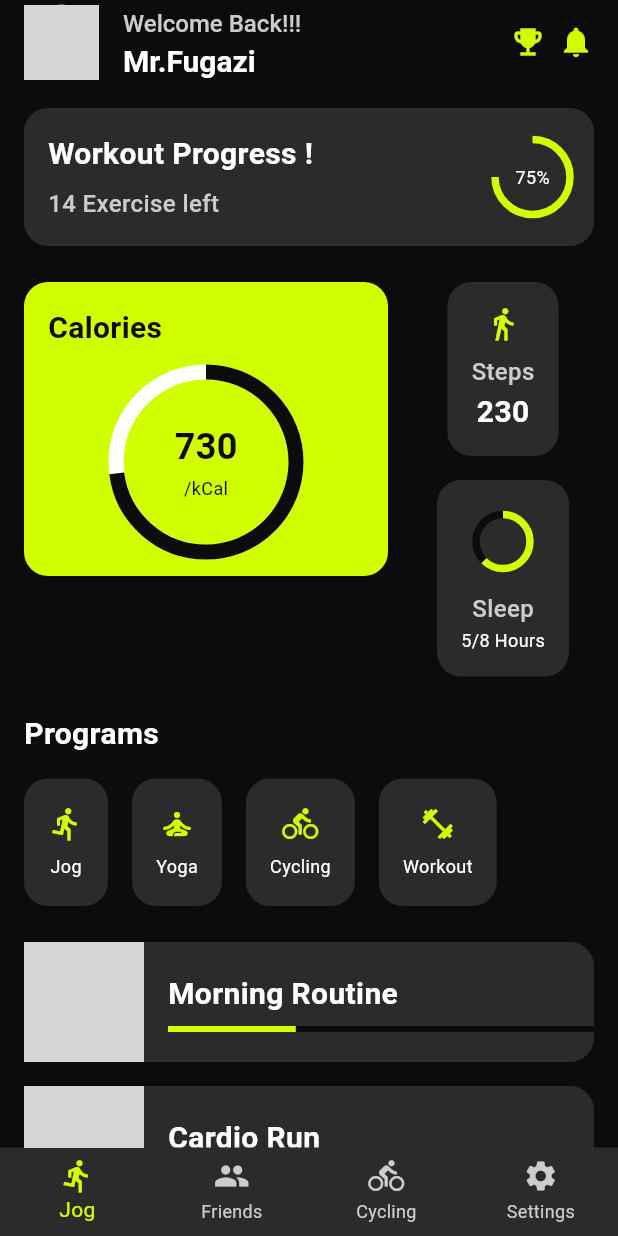
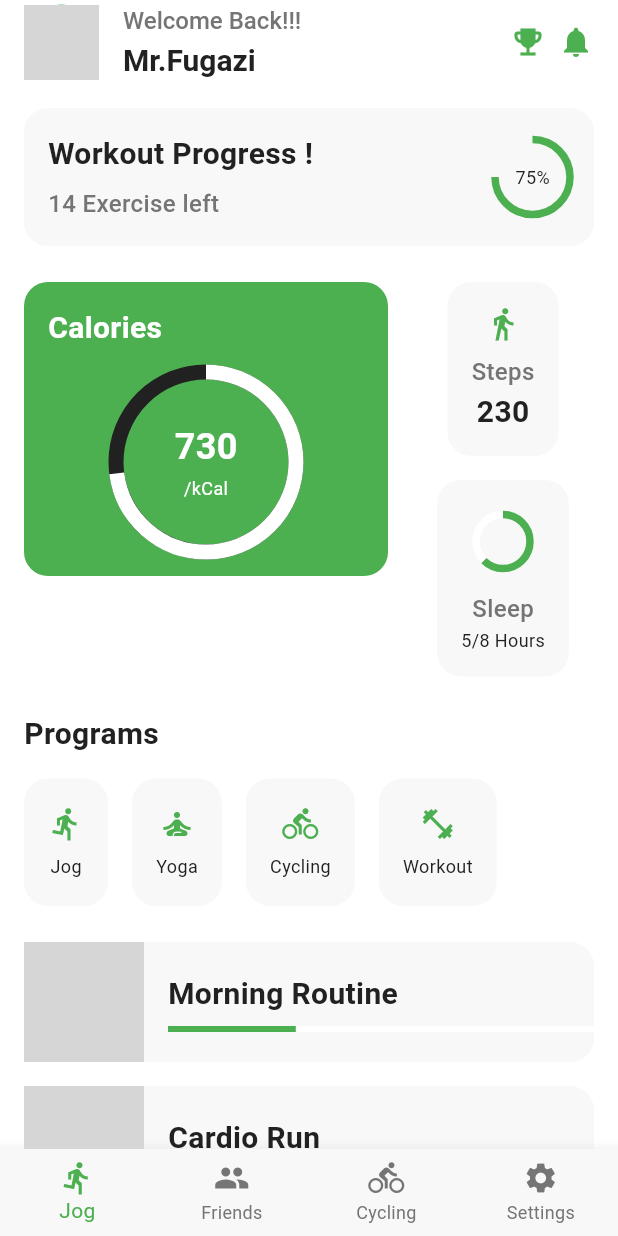
Before and after one commit to 911samuel/calorie_tracker_app, a Flutter app: the screen it shows after launch, on a phone screen of 412 x 824 dp. Run offline on Flutter 3.47's test engine with Material 3 defaults, Android fonts, the phone set to English and light mode, and no system bars; our stand-ins replace flutter_riverpod, sqflite; accounts and stored records are empty; network calls fail; grey boxes are pictures that could not be loaded.

Commit message:
ch(setup):  project setup - ensure that folder uses standard clean architecture - isetting up colors and theme according to the app

```diff
--- a/lib/core/theme/app_colors.dart
+++ b/lib/core/theme/app_colors.dart
@@ -2,40 +2,23 @@ import 'package:flutter/material.dart';
 
 class AppColors {
   // Primary Colors
-  static const Color primaryNeon = Color(0xFFD2FF00);
-  static const Color darkBackground = Color(0xFF0C0C0C);
-  static const Color cardGray = Color(0xFF2B2B2B);
-  static const Color accentGreen = Color(0xFFC0FF00);
+  static const Color primaryGreen = Color(0xFF4CAF50);
+  static const Color accentGreen = Color(0xFF81C784);
 
-  // Text Colors
-  static const Color textWhite = Color(0xFFFFFFFF);
-  static const Color textLightGray = Color(0xFFCCCCCC);
+  // Backgrounds
+  static const Color background = Color(0xFFFFFFFF);
+  static const Color cardBackground = Color(0xFFF8F8F8);
 
-  // Semantic Colors
-  static const Color success = Color(0xFF4CAF50);
-  static const Color warning = Color(0xFFFF9800);
+  // Text
+  static const Color textPrimary = Color(0xFF212121);
+  static const Color textSecondary = Color(0xFF757575);
+
+  // Borders & Dividers
+  static const Color divider = Color(0xFFE0E0E0);
+
+  // Semantic
   static const Color error = Color(0xFFF44336);
-  static const Color info = Color(0xFF2196F3);
 
-  // Gradient Colors
-  static const LinearGradient primaryGradient = LinearGradient(
-    colors: [primaryNeon, accentGreen],
-    begin: Alignment.topLeft,
-    end: Alignment.bottomRight,
-  );
-
-  static const LinearGradient darkGradient = LinearGradient(
-    colors: [darkBackground, Color(0xFF1A1A1A)],
-    begin: Alignment.topCenter,
-    end: Alignment.bottomCenter,
-  );
-
-  // Shadow Colors
-  static Color primaryShadow = primaryNeon.withValues(alpha: 0.3);
-  static Color accentShadow = accentGreen.withValues(alpha: 0.3);
-  static Color cardShadow = Colors.black.withValues(alpha: 0.2);
-
-  // Disabled Colors
-  static const Color disabled = Color(0xFF666666);
-  static const Color disabledLight = Color(0xFF999999);
+  // Shadow
+  static const Color cardShadow = Colors.black12;
 }
--- a/lib/core/theme/app_text_styles.dart
+++ b/lib/core/theme/app_text_styles.dart
@@ -2,125 +2,127 @@ import 'package:flutter/material.dart';
 import 'app_colors.dart';
 
 class AppTextStyles {
-  // Heading Styles
+  // Headings
   static const TextStyle h1 = TextStyle(
     fontSize: 32,
     fontWeight: FontWeight.bold,
-    color: AppColors.textWhite,
+    color: AppColors.textPrimary,
     height: 1.2,
   );
 
   static const TextStyle h2 = TextStyle(
     fontSize: 28,
     fontWeight: FontWeight.bold,
-    color: AppColors.textWhite,
+    color: AppColors.textPrimary,
     height: 1.3,
   );
 
   static const TextStyle h3 = TextStyle(
     fontSize: 24,
     fontWeight: FontWeight.w600,
-    color: AppColors.textWhite,
+    color: AppColors.textPrimary,
     height: 1.3,
   );
 
   static const TextStyle h4 = TextStyle(
     fontSize: 20,
     fontWeight: FontWeight.w600,
-    color: AppColors.textWhite,
+    color: AppColors.textPrimary,
     height: 1.4,
   );
 
-  // Body Text Styles
+  // Body
   static const TextStyle bodyLarge = TextStyle(
     fontSize: 16,
     fontWeight: FontWeight.normal,
-    color: AppColors.textWhite,
+    color: AppColors.textPrimary,
     height: 1.5,
   );
 
   static const TextStyle bodyMedium = TextStyle(
     fontSize: 14,
     fontWeight: FontWeight.normal,
-    color: AppColors.textWhite,
+    color: AppColors.textPrimary,
     height: 1.5,
   );
 
   static const TextStyle bodySmall = TextStyle(
     fontSize: 12,
     fontWeight: FontWeight.normal,
-    color: AppColors.textWhite,
+    color: AppColors.textPrimary,
     height: 1.4,
   );
 
-  // Special Text Styles
+  // Special
   static const TextStyle subtitle = TextStyle(
     fontSize: 16,
     fontWeight: FontWeight.w500,
-    color: AppColors.textLightGray,
+    color: AppColors.textSecondary,
     height: 1.5,
   );
 
   static const TextStyle caption = TextStyle(
     fontSize: 12,
     fontWeight: FontWeight.normal,
-    color: AppColors.textLightGray,
+    color: AppColors.textSecondary,
     height: 1.4,
   );
 
   static const TextStyle button = TextStyle(
     fontSize: 16,
     fontWeight: FontWeight.w600,
+    color: AppColors.textPrimary,
     height: 1.2,
   );
 
   static const TextStyle buttonLarge = TextStyle(
     fontSize: 18,
     fontWeight: FontWeight.bold,
+    color: AppColors.textPrimary,
     height: 1.2,
   );
 
-  // Onboarding Specific Styles
+  // Onboarding
   static const TextStyle onboardingTitle = TextStyle(
     fontSize: 32,
     fontWeight: FontWeight.w300,
-    color: AppColors.textWhite,
+    color: AppColors.textPrimary,
     height: 1.2,
   );
 
   static const TextStyle onboardingTitleBold = TextStyle(
     fontSize: 32,
     fontWeight: FontWeight.bold,
-    color: AppColors.primaryNeon,
+    color: AppColors.primaryGreen,
     height: 1.2,
   );
 
   static const TextStyle onboardingDescription = TextStyle(
     fontSize: 16,
     fontWeight: FontWeight.normal,
-    color: AppColors.textLightGray,
+    color: AppColors.textSecondary,
     height: 1.5,
   );
 
   static const TextStyle onboardingFeature = TextStyle(
     fontSize: 16,
     fontWeight: FontWeight.normal,
-    color: AppColors.textWhite,
+    color: AppColors.textPrimary,
     height: 1.4,
   );
 
-  // Brand Text Style
+  // Brand
   static const TextStyle brand = TextStyle(
     fontSize: 16,
     fontWeight: FontWeight.bold,
-    color: AppColors.primaryNeon,
+    color: AppColors.primaryGreen,
     letterSpacing: 0.5,
   );
 
-  // Navigation Text Style
+  // Navigation
   static const TextStyle navigation = TextStyle(
     fontSize: 16,
     fontWeight: FontWeight.w500,
-    color: AppColors.textLightGray,
+    color: AppColors.textSecondary,
   );
 }
--- a/lib/core/theme/app_theme.dart
+++ b/lib/core/theme/app_theme.dart
@@ -1,80 +1,78 @@
+import 'package:calorie_tracker_app/core/theme/app_colors.dart';
 import 'package:flutter/material.dart';
 import 'package:flutter/services.dart';
-import 'app_colors.dart';
-import 'app_text_styles.dart';
 
 class AppTheme {
-  static ThemeData get darkTheme {
+  static ThemeData get lightTheme {
     return ThemeData(
-      brightness: Brightness.dark,
-      primarySwatch: _createMaterialColor(AppColors.primaryNeon),
-      primaryColor: AppColors.primaryNeon,
-      scaffoldBackgroundColor: AppColors.darkBackground,
-      canvasColor: AppColors.darkBackground,
-      cardColor: AppColors.cardGray,
+      brightness: Brightness.light,
+      primarySwatch: Colors.green,
+      primaryColor: AppColors.primaryGreen,
+      scaffoldBackgroundColor: AppColors.background,
+      cardColor: AppColors.cardBackground,
+      canvasColor: AppColors.background,
 
-      // Color Scheme
-      colorScheme: const ColorScheme.dark(
-        primary: AppColors.primaryNeon,
+      colorScheme: const ColorScheme.light(
+        primary: AppColors.primaryGreen,
         secondary: AppColors.accentGreen,
-        surface: AppColors.cardGray,
+        surface: AppColors.cardBackground,
         error: AppColors.error,
-        onPrimary: AppColors.darkBackground,
-        onSecondary: AppColors.darkBackground,
-        onSurface: AppColors.textWhite,
-        onSurfaceVariant: AppColors.textWhite,
-        onError: AppColors.textWhite,
+        onPrimary: Colors.white,
+        onSecondary: Colors.white,
+        onSurface: AppColors.textPrimary,
+        onError: Colors.white,
       ),
 
-      // App Bar Theme
       appBarTheme: const AppBarTheme(
-        backgroundColor: AppColors.darkBackground,
-        foregroundColor: AppColors.textWhite,
+        backgroundColor: AppColors.background,
+        foregroundColor: AppColors.textPrimary,
         elevation: 0,
         centerTitle: true,
-        titleTextStyle: AppTextStyles.h3,
-        systemOverlayStyle: SystemUiOverlayStyle.light,
+        systemOverlayStyle: SystemUiOverlayStyle.dark,
       ),
 
-      // Text Theme
       textTheme: const TextTheme(
-        displayLarge: AppTextStyles.h1,
-        displayMedium: AppTextStyles.h2,
-        displaySmall: AppTextStyles.h3,
-        headlineLarge: AppTextStyles.h1,
-        headlineMedium: AppTextStyles.h2,
-        headlineSmall: AppTextStyles.h3,
-        titleLarge: AppTextStyles.h4,
-        titleMedium: AppTextStyles.bodyLarge,
-        titleSmall: AppTextStyles.bodyMedium,
-        bodyLarge: AppTextStyles.bodyLarge,
-        bodyMedium: AppTextStyles.bodyMedium,
-        bodySmall: AppTextStyles.bodySmall,
-        labelLarge: AppTextStyles.button,
-        labelMedium: AppTextStyles.bodyMedium,
-        labelSmall: AppTextStyles.caption,
+        displayLarge: TextStyle(
+          fontSize: 32,
+          fontWeight: FontWeight.bold,
+          color: AppColors.textPrimary,
+        ),
+        displayMedium: TextStyle(
+          fontSize: 28,
+          fontWeight: FontWeight.bold,
+          color: AppColors.textPrimary,
+        ),
+        displaySmall: TextStyle(
+          fontSize: 24,
+          fontWeight: FontWeight.w600,
+          color: AppColors.textPrimary,
+        ),
+        bodyLarge: TextStyle(fontSize: 16, color: AppColors.textPrimary),
+        bodyMedium: TextStyle(fontSize: 14, color: AppColors.textPrimary),
+        bodySmall: TextStyle(fontSize: 12, color: AppColors.textSecondary),
+        labelLarge: TextStyle(
+          fontSize: 16,
+          fontWeight: FontWeight.w600,
+          color: AppColors.textPrimary,
+        ),
       ),
 
-      // Elevated Button Theme
       elevatedButtonTheme: ElevatedButtonThemeData(
         style: ElevatedButton.styleFrom(
-          backgroundColor: AppColors.primaryNeon,
-          foregroundColor: AppColors.darkBackground,
-          textStyle: AppTextStyles.button,
+          backgroundColor: AppColors.primaryGreen,
+          foregroundColor: Colors.white,
           shape: RoundedRectangleBorder(
             borderRadius: BorderRadius.circular(28),
           ),
+          padding: const EdgeInsets.symmetric(horizontal: 24, vertical: 12),
           elevation: 0,
-          padding: const EdgeInsets.symmetric(horizontal: 24, vertical: 12),
         ),
       ),
 
-      // Outlined Button Theme
       outlinedButtonTheme: OutlinedButtonThemeData(
         style: OutlinedButton.styleFrom(
-          foregroundColor: AppColors.primaryNeon,
-          side: const BorderSide(color: AppColors.primaryNeon, width: 2),
-          textStyle: AppTextStyles.button,
+          foregroundColor: AppColors.primaryGreen,
+          side: const BorderSide(color: AppColors.primaryGreen, width: 2),
           shape: RoundedRectangleBorder(
             borderRadius: BorderRadius.circular(28),
           ),
@@ -82,131 +80,49 @@ class AppTheme {
         ),
       ),
 
-      // Text Button Theme
-      textButtonTheme: TextButtonThemeData(
-        style: TextButton.styleFrom(
-          foregroundColor: AppColors.primaryNeon,
-          textStyle: AppTextStyles.button,
-          padding: const EdgeInsets.symmetric(horizontal: 16, vertical: 8),
-        ),
-      ),
-
-      // Input Decoration Theme
       inputDecorationTheme: InputDecorationTheme(
         filled: true,
-        fillColor: AppColors.cardGray,
+        fillColor: AppColors.cardBackground,
         border: OutlineInputBorder(
-          borderRadius: BorderRadius.circular(12),
-          borderSide: BorderSide.none,
-        ),
-        enabledBorder: OutlineInputBorder(
           borderRadius: BorderRadius.circular(12),
           borderSide: BorderSide.none,
         ),
         focusedBorder: OutlineInputBorder(
           borderRadius: BorderRadius.circular(12),
-          borderSide: const BorderSide(color: AppColors.primaryNeon, width: 2),
+          borderSide: const BorderSide(color: AppColors.primaryGreen, width: 2),
         ),
-        errorBorder: OutlineInputBorder(
-          borderRadius: BorderRadius.circular(12),
-          borderSide: const BorderSide(color: AppColors.error, width: 2),
-        ),
-        hintStyle: AppTextStyles.subtitle,
-        labelStyle: AppTextStyles.bodyMedium,
+        hintStyle: const TextStyle(color: AppColors.textSecondary),
+        labelStyle: const TextStyle(color: AppColors.textSecondary),
         contentPadding: const EdgeInsets.all(16),
       ),
 
-      // Card Theme
+      iconTheme: const IconThemeData(color: AppColors.textPrimary, size: 24),
+
+      dividerTheme: const DividerThemeData(
+        color: AppColors.divider,
+        thickness: 1,
+      ),
+
       cardTheme: CardThemeData(
-        color: AppColors.cardGray,
-        elevation: 8,
+        color: AppColors.cardBackground,
+        elevation: 2,
         shadowColor: AppColors.cardShadow,
         shape: RoundedRectangleBorder(borderRadius: BorderRadius.circular(16)),
       ),
 
-      // Icon Theme
-      iconTheme: const IconThemeData(color: AppColors.textWhite, size: 24),
-
-      // Progress Indicator Theme
-      progressIndicatorTheme: const ProgressIndicatorThemeData(
-        color: AppColors.primaryNeon,
-        linearTrackColor: AppColors.cardGray,
-        circularTrackColor: AppColors.cardGray,
+      floatingActionButtonTheme: const FloatingActionButtonThemeData(
+        backgroundColor: AppColors.primaryGreen,
+        foregroundColor: Colors.white,
+        elevation: 4,
       ),
 
-      // Divider Theme
-      dividerTheme: const DividerThemeData(
-        color: AppColors.cardGray,
-        thickness: 1,
-        space: 1,
-      ),
-
-      // Bottom Navigation Bar Theme
       bottomNavigationBarTheme: const BottomNavigationBarThemeData(
-        backgroundColor: AppColors.cardGray,
-        selectedItemColor: AppColors.primaryNeon,
-        unselectedItemColor: AppColors.textLightGray,
+        backgroundColor: AppColors.background,
+        selectedItemColor: AppColors.primaryGreen,
+        unselectedItemColor: AppColors.textSecondary,
         type: BottomNavigationBarType.fixed,
         elevation: 8,
       ),
-
-      // Floating Action Button Theme
-      floatingActionButtonTheme: const FloatingActionButtonThemeData(
-        backgroundColor: AppColors.primaryNeon,
-        foregroundColor: AppColors.darkBackground,
-        elevation: 8,
-      ),
-
-      // Chip Theme
-      chipTheme: ChipThemeData(
-        backgroundColor: AppColors.cardGray,
-        labelStyle: AppTextStyles.bodyMedium,
-        secondaryLabelStyle: AppTextStyles.bodyMedium,
-        padding: const EdgeInsets.symmetric(horizontal: 12, vertical: 8),
-        shape: RoundedRectangleBorder(borderRadius: BorderRadius.circular(20)),
-      ),
-
-      // Dialog Theme
-      dialogTheme: DialogThemeData(
-        backgroundColor: AppColors.cardGray,
-        titleTextStyle: AppTextStyles.h3,
-        contentTextStyle: AppTextStyles.bodyMedium,
-        shape: RoundedRectangleBorder(borderRadius: BorderRadius.circular(16)),
-      ),
-
-      // Snack Bar Theme
-      snackBarTheme: SnackBarThemeData(
-        backgroundColor: AppColors.cardGray,
-        contentTextStyle: AppTextStyles.bodyMedium,
-        actionTextColor: AppColors.primaryNeon,
-        shape: RoundedRectangleBorder(borderRadius: BorderRadius.circular(8)),
-      ),
     );
   }
-
-  // Helper method to create MaterialColor from Color
-  static MaterialColor _createMaterialColor(Color color) {
-    List strengths = <double>[.05];
-    Map<int, Color> swatch = {};
-    final int r = (color.r * 255.0).round() & 0xff;
-    final int g = (color.g * 255.0).round() & 0xff;
-    final int b = (color.b * 255.0).round() & 0xff;
-
-
-    for (int i = 1; i < 10; i++) {
-      strengths.add(0.1 * i);
-    }
-
-    for (double strength in strengths) {
-      final double ds = 0.5 - strength;
-      swatch[(strength * 1000).round()] = Color.fromRGBO(
-        r + ((ds < 0 ? r : (255 - r)) * ds).round(),
-        g + ((ds < 0 ? g : (255 - g)) * ds).round(),
-        b + ((ds < 0 ? b : (255 - b)) * ds).round(),
-        1,
-      );
-    }
-
-    return MaterialColor(color.value, swatch);
-  }
 }
--- a/lib/main.dart
+++ b/lib/main.dart
@@ -14,7 +14,7 @@ class FitTrackApp extends StatelessWidget {
   Widget build(BuildContext context) {
     return MaterialApp(
       title: 'Fitness Tracker',
-      theme: AppTheme.darkTheme,
+      theme: AppTheme.lightTheme,
       home: const TabsScreen(),
       debugShowCheckedModeBanner: false,
     );
--- a/lib/ui/dashboard/view/dashboard_screen.dart
+++ b/lib/ui/dashboard/view/dashboard_screen.dart
@@ -34,9 +34,9 @@ class DashboardScreen extends ConsumerWidget {
           ],
         ),
         actions: const [
-          Icon(Icons.emoji_events, color: AppColors.primaryNeon),
+          Icon(Icons.emoji_events, color: AppColors.primaryGreen),
           SizedBox(width: AppDimensions.spaceS),
-          Icon(Icons.notifications, color: AppColors.primaryNeon),
+          Icon(Icons.notifications, color: AppColors.primaryGreen),
           SizedBox(width: AppDimensions.spaceM),
         ],
       ),
--- a/lib/ui/dashboard/widget/program_card.dart
+++ b/lib/ui/dashboard/widget/program_card.dart
@@ -14,7 +14,7 @@ class ProgramCard extends StatelessWidget {
   Widget build(BuildContext context) {
     return Container(
       decoration: BoxDecoration(
-        color: AppColors.cardGray,
+        color: AppColors.cardBackground,
         borderRadius: BorderRadius.circular(AppDimensions.radiusL),
       ),
       child: Row(
@@ -37,8 +37,8 @@ class ProgramCard extends StatelessWidget {
                 const SizedBox(height: AppDimensions.spaceS),
                 LinearProgressIndicator(
                   value: progress,
-                  color: AppColors.primaryNeon,
-                  backgroundColor: AppColors.darkBackground,
+                  color: AppColors.primaryGreen,
+                  backgroundColor: AppColors.background,
                 ),
               ],
             ),
--- a/lib/ui/dashboard/widget/program_icon.dart
+++ b/lib/ui/dashboard/widget/program_icon.dart
@@ -15,14 +15,14 @@ class ProgramIcon extends StatelessWidget {
       margin: const EdgeInsets.only(right: AppDimensions.spaceM),
       padding: const EdgeInsets.all(AppDimensions.paddingM),
       decoration: BoxDecoration(
-        color: AppColors.cardGray,
+        color: AppColors.cardBackground,
         borderRadius: BorderRadius.circular(AppDimensions.radiusL),
       ),
       child: Column(
         mainAxisAlignment: MainAxisAlignment.center,
 
         children: [
-          Icon(icon, color: AppColors.primaryNeon),
+          Icon(icon, color: AppColors.primaryGreen),
           const SizedBox(height: AppDimensions.spaceS),
           Text(label, style: AppTextStyles.bodySmall),
         ],
--- a/lib/ui/dashboard/widget/stats_row.dart
+++ b/lib/ui/dashboard/widget/stats_row.dart
@@ -16,7 +16,7 @@ class StatsRow extends StatelessWidget {
           child: Container(
             padding: const EdgeInsets.all(AppDimensions.paddingM),
             decoration: BoxDecoration(
-              color: AppColors.primaryNeon,
+              color: AppColors.primaryGreen,
               borderRadius: BorderRadius.circular(AppDimensions.radiusL),
             ),
             child: Column(
@@ -24,7 +24,7 @@ class StatsRow extends StatelessWidget {
               children: [
                 Text(
                   'Calories',
-                  style: AppTextStyles.h4.copyWith(color: AppColors.darkBackground),
+                  style: AppTextStyles.h4.copyWith(color: AppColors.background),
                 ),
 
                 const SizedBox(height: AppDimensions.spaceM),
@@ -37,8 +37,8 @@ class StatsRow extends StatelessWidget {
                         width: 120,
                         child: CircularProgressIndicator(
                           value: 0.73,
-                          color: AppColors.darkBackground,
-                          backgroundColor: AppColors.textWhite,
+                          color: AppColors.background,
+                          backgroundColor: AppColors.textPrimary,
                           strokeWidth: 10,
                         ),
                       ),
@@ -48,14 +48,14 @@ class StatsRow extends StatelessWidget {
                           Text(
                             '730',
                             style: AppTextStyles.h3.copyWith(
-                              color: AppColors.darkBackground,
+                              color: AppColors.background,
                             ),
                           ),
                           const SizedBox(height: AppDimensions.spaceXS),
                           Text(
                             '/kCal',
                             style: AppTextStyles.bodySmall.copyWith(
-                              color: AppColors.darkBackground,
+                              color: AppColors.background,
                             ),
                           ),
                         ],
@@ -74,12 +74,12 @@ class StatsRow extends StatelessWidget {
               Container(
                 padding: const EdgeInsets.all(AppDimensions.paddingM),
                 decoration: BoxDecoration(
-                  color: AppColors.cardGray,
+                  color: AppColors.cardBackground,
                   borderRadius: BorderRadius.circular(AppDimensions.radiusL),
                 ),
                 child: Column(
                   children: const [
-                    Icon(Icons.directions_walk, color: AppColors.primaryNeon),
+                    Icon(Icons.directions_walk, color: AppColors.primaryGreen),
                     SizedBox(height: AppDimensions.spaceS),
                     Text('Steps', style: AppTextStyles.subtitle),
                     Text('230', style: AppTextStyles.h4),
@@ -90,7 +90,7 @@ class StatsRow extends StatelessWidget {
               Container(
                 padding: const EdgeInsets.all(AppDimensions.paddingM),
                 decoration: BoxDecoration(
-                  color: AppColors.cardGray,
+                  color: AppColors.cardBackground,
                   borderRadius: BorderRadius.circular(AppDimensions.radiusL),
                 ),
                 child: Column(
@@ -103,8 +103,8 @@ class StatsRow extends StatelessWidget {
                         children: [
                           CircularProgressIndicator(
                             value: 5 / 8,
-                            color: AppColors.primaryNeon,
-                            backgroundColor: AppColors.darkBackground,
+                            color: AppColors.primaryGreen,
+                            backgroundColor: AppColors.background,
                             strokeWidth: 5,
                           ),
                           const Text(''),
--- a/lib/ui/dashboard/widget/work_progress.dart
+++ b/lib/ui/dashboard/widget/work_progress.dart
@@ -11,7 +11,7 @@ class WorkProgress extends StatelessWidget {
     return Container(
       padding: const EdgeInsets.all(AppDimensions.paddingM),
       decoration: BoxDecoration(
-        color: AppColors.cardGray,
+        color: AppColors.cardBackground,
         borderRadius: BorderRadius.circular(AppDimensions.radiusL),
       ),
       child: Row(
@@ -33,8 +33,8 @@ class WorkProgress extends StatelessWidget {
                 width: 50,
                 child: CircularProgressIndicator(
                   value: 0.75,
-                  color: AppColors.primaryNeon,
-                  backgroundColor: AppColors.cardGray,
+                  color: AppColors.primaryGreen,
+                  backgroundColor: AppColors.cardBackground,
                   strokeWidth: 5,
                 ),
               ),
@@ -45,4 +45,4 @@ class WorkProgress extends StatelessWidget {
       ),
     );
   }
-  }
+}
--- a/lib/ui/tabs/view/tabs_screen.dart
+++ b/lib/ui/tabs/view/tabs_screen.dart
@@ -14,9 +14,7 @@ class TabsScreen extends ConsumerStatefulWidget {
 class _TabsScreenState extends ConsumerState<TabsScreen> {
   int _selectedIndex = 0;
 
-  final List<Widget> _screens = [
-   DashboardScreen()
-  ];
+  final List<Widget> _screens = [DashboardScreen()];
 
   void _onTappedItem(int index) {
     setState(() {
@@ -31,9 +29,9 @@ class _TabsScreenState extends ConsumerState<TabsScreen> {
       bottomNavigationBar: BottomNavigationBar(
         currentIndex: _selectedIndex,
         onTap: _onTappedItem,
-        backgroundColor: AppColors.cardGray,
-        selectedItemColor: AppColors.primaryNeon,
-        unselectedItemColor: AppColors.textLightGray,
+        backgroundColor: AppColors.cardBackground,
+        selectedItemColor: AppColors.primaryGreen,
+        unselectedItemColor: AppColors.textSecondary,
         type: BottomNavigationBarType.fixed,
         elevation: AppDimensions.bottomNavElevation,
         items: const [
--- a/pubspec.yaml
+++ b/pubspec.yaml
@@ -37,6 +37,7 @@ dependencies:
   sqflite: ^2.4.2
   path_provider: ^2.1.5
   flutter_riverpod: ^2.6.1
+  path: ^1.9.1
 
 dev_dependencies:
   flutter_test:
```
Also changed, not shown: pubspec.lock.
